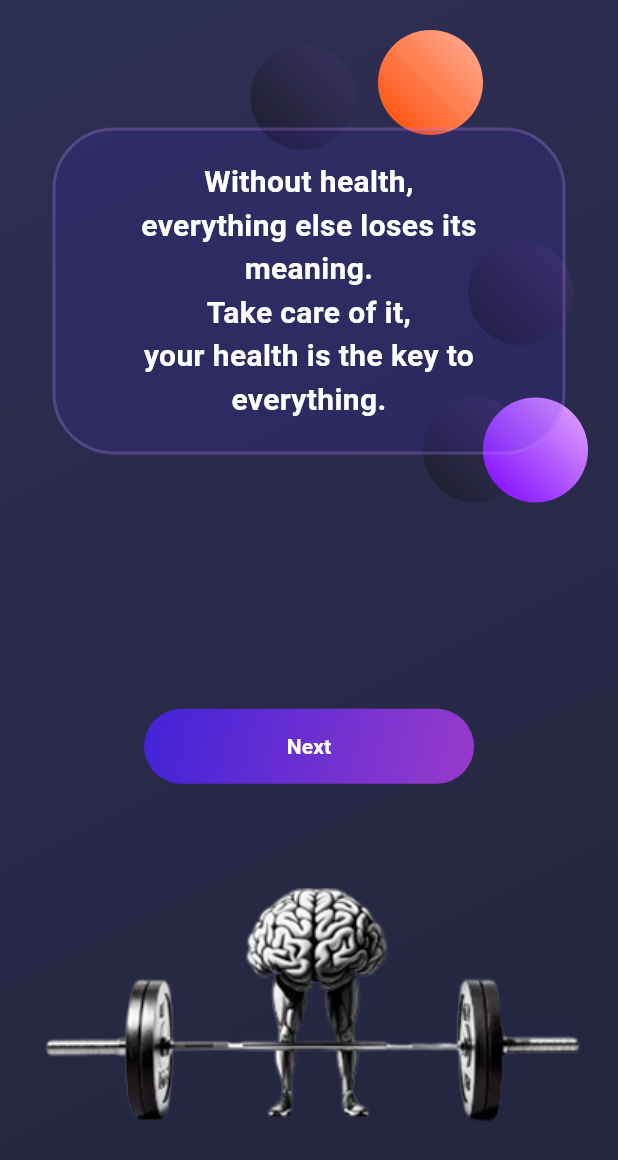
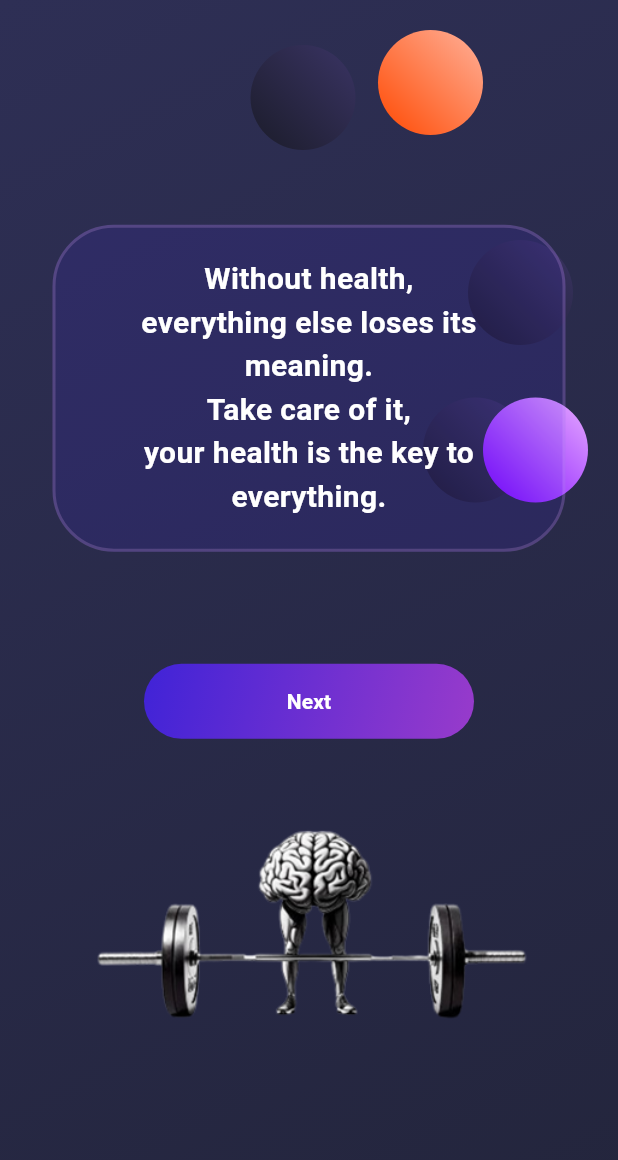
Before and after one commit to Oumaima-Lg/FitnessAI, a Flutter app: the Welcome screen opened directly, on a phone screen of 412 x 824 dp. Shown: the top 1160 px of the screen. Run offline on Flutter 3.47's test engine with Material 3 defaults, Android fonts, the phone set to English and light mode, and no system bars; our stand-ins replace curved_navigation_bar.

Commit message:
responsive design Welcome Page

```diff
--- a/lib/pages/bottomnavbar.dart
+++ b/lib/pages/bottomnavbar.dart
@@ -41,7 +41,7 @@ class _BottomNavState extends State<BottomNavBar> {
     return Scaffold(
       backgroundColor: Colors.transparent,
       bottomNavigationBar: CurvedNavigationBar(
-        height: 70,
+        height: 60,
         backgroundColor: Colors.transparent,
         buttonBackgroundColor: Color(0xffEB62BC).withAlpha(170),
         color: Color(0xff373856),
--- a/lib/pages/welcome.dart
+++ b/lib/pages/welcome.dart
@@ -21,15 +21,12 @@ class Welcome extends StatelessWidget {
           ),
         ),
         child: Column(
-          // mainAxisAlignment: MainAxisAlignment.center,
-          // crossAxisAlignment: CrossAxisAlignment.center,
+          spacing: 10,
           children: [
             Container(
               // margin: EdgeInsets.only(top: 80),
               width: double.infinity,
               height: MediaQuery.of(context).size.height / 1.95,
-              //   decoration:
-              //       BoxDecoration(border: Border.all(color: Colors.white)),
               child: Stack(
                 children: [
                   GradientComponent.gradientCircle(
@@ -42,7 +39,8 @@ class Welcome extends StatelessWidget {
                       255, 60, Color(0xFF3A3464), Color(0xFF1B1C2A)),
                   GradientComponent.gradientCircle(
                       255, 20, Color(0xFFE8ACFF), Color(0xFF7800FF)),
-                  Container(
+                  Center(
+                    child: Container(
                       margin: EdgeInsets.only(top: 75, left: 35, right: 35),
                       decoration: BoxDecoration(
                         border: Border.all(
@@ -62,21 +60,19 @@ class Welcome extends StatelessWidget {
                             textAlign: TextAlign.center),
                       ),
                     ),
+                  ),
                 ],
               ),
             ),
-            SizedBox(
-              height: 40,
-            ),
             GradientComponent.gradientButton('Next', 220, 50),
             Container(
+              alignment: Alignment.center,
+              constraints: BoxConstraints(
+                maxHeight: 200,
+              ),
               padding: EdgeInsets.only(left: 10, right: 10),
               child: Image.asset(
                 'images/fitness.png',
-                // fit: BoxFit.cover,
-                width: MediaQuery.of(context).size.width,
-                //   height: MediaQuery.of(context).size.height / 4,
-                // height: 200,
               ),
             ),
           ],
```
Lines whose indentation alone changed are shown as unchanged.
